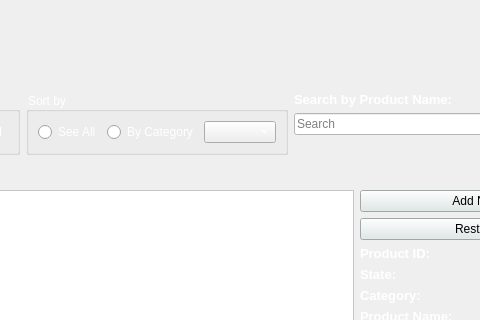
The window that main.ui (Aenan05/MAXPC) describes before a commit, drawn with Qt 5; both pictures show x 195 to 675 and y 0 to 320 of the 1103 by 896 pixel window.
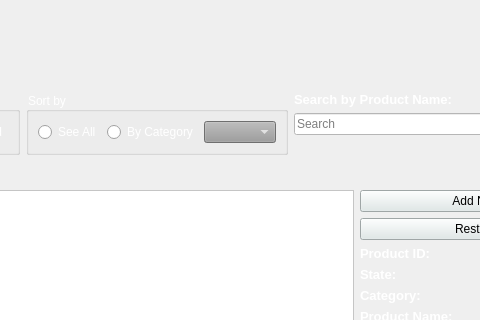
The same window after the commit. Icons and pictures are not drawn.

```diff
--- a/main.ui
+++ b/main.ui
@@ -238,7 +238,7 @@
              <item>
               <widget class="QComboBox" name="cmbCat">
                <property name="styleSheet">
-                <string notr="true">color: rgb(255, 255, 255);</string>
+                <string notr="true">background-color: rgb(155, 155, 155);</string>
                </property>
                <property name="sizeAdjustPolicy">
                 <enum>QComboBox::AdjustToContents</enum>
```
Left out of the diff: 2 changed lines with no effect on the pictures.
